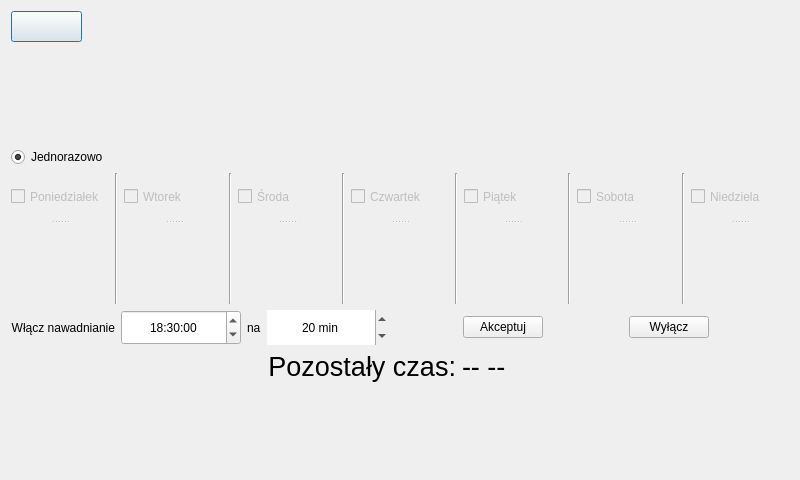
The window that watering.ui (mateusur/Home_automation) describes before a commit, drawn with Qt 5.
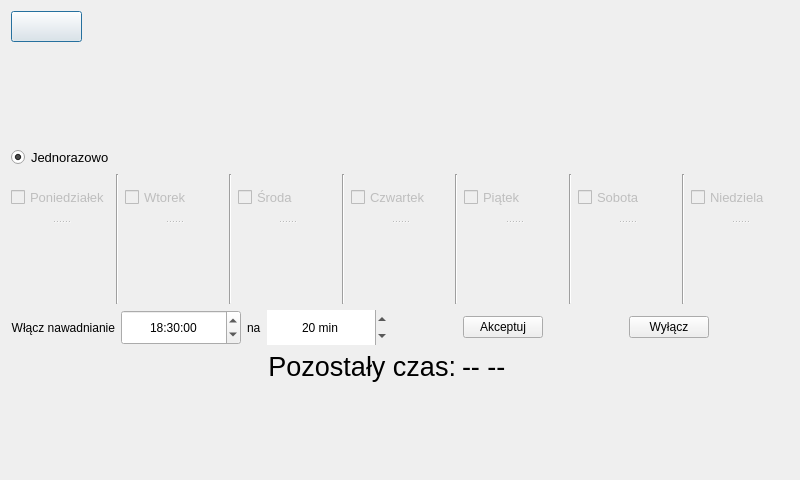
The same window after the commit.

Commit message: Windows titles updated

What changed in the file:
```diff
--- a/watering.ui
+++ b/watering.ui
@@ -73,6 +73,11 @@
    </item>
    <item row="2" column="0">
     <widget class="QRadioButton" name="radioButton_once">
+     <property name="font">
+      <font>
+       <pointsize>10</pointsize>
+      </font>
+     </property>
      <property name="text">
       <string>Jednorazowo</string>
      </property>
@@ -92,6 +97,11 @@
         <property name="enabled">
          <bool>false</bool>
         </property>
+        <property name="font">
+         <font>
+          <pointsize>10</pointsize>
+         </font>
+        </property>
         <property name="text">
          <string>Poniedziałek</string>
         </property>
@@ -131,6 +141,11 @@
         <property name="enabled">
          <bool>false</bool>
         </property>
+        <property name="font">
+         <font>
+          <pointsize>10</pointsize>
+         </font>
+        </property>
         <property name="text">
          <string>Wtorek</string>
         </property>
@@ -170,6 +185,11 @@
         <property name="enabled">
          <bool>false</bool>
         </property>
+        <property name="font">
+         <font>
+          <pointsize>10</pointsize>
+         </font>
+        </property>
         <property name="text">
          <string>Środa</string>
         </property>
@@ -209,6 +229,11 @@
         <property name="enabled">
          <bool>false</bool>
         </property>
+        <property name="font">
+         <font>
+          <pointsize>10</pointsize>
+         </font>
+        </property>
         <property name="text">
          <string>Czwartek</string>
         </property>
@@ -248,6 +273,11 @@
         <property name="enabled">
          <bool>false</bool>
         </property>
+        <property name="font">
+         <font>
+          <pointsize>10</pointsize>
+         </font>
+        </property>
         <property name="text">
          <string>Piątek</string>
         </property>
@@ -287,6 +317,11 @@
         <property name="enabled">
          <bool>false</bool>
         </property>
+        <property name="font">
+         <font>
+          <pointsize>10</pointsize>
+         </font>
+        </property>
         <property name="text">
          <string>Sobota</string>
         </property>
@@ -326,6 +361,11 @@
         <property name="enabled">
          <bool>false</bool>
         </property>
+        <property name="font">
+         <font>
+          <pointsize>10</pointsize>
+         </font>
+        </property>
         <property name="text">
          <string>Niedziela</string>
         </property>
```
Left out of the diff: 2 changed lines with no effect on the pictures. The commit also changes 1 other file.
